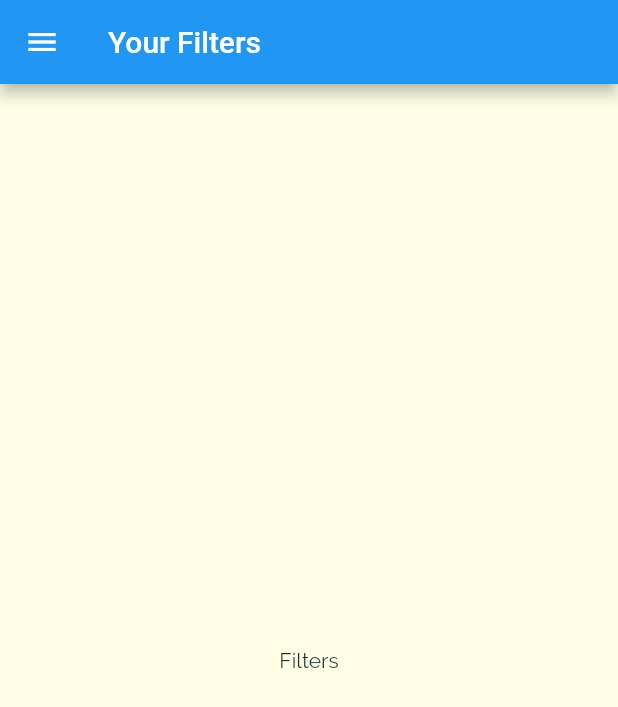
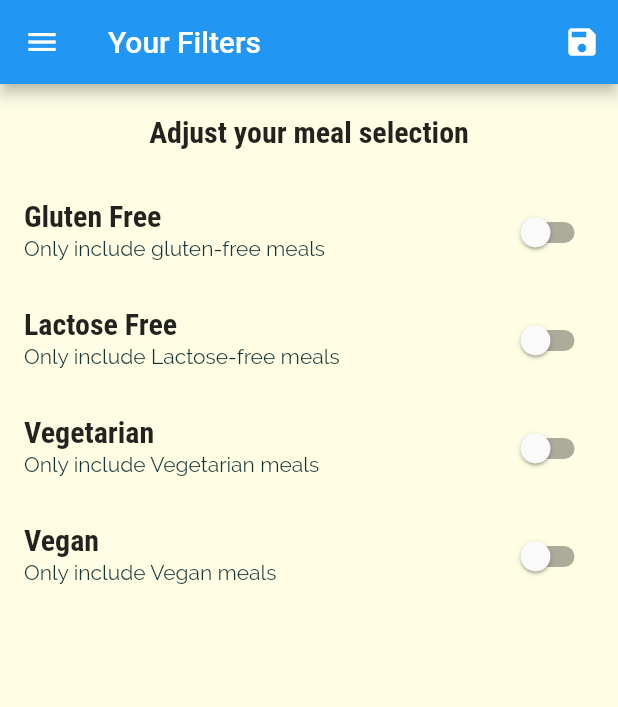
Before and after one commit to andremw96/simple-meals-app, a Flutter app: the FiltersScreen screen opened by its route, on a phone screen of 412 x 824 dp. Shown: the top 707 px of the screen. Run offline on Flutter 3.47's test engine with Material 2 defaults, Android fonts, the phone set to English and light mode, and no system bars.

Commit message:
add filter logic

```diff
--- a/lib/main.dart
+++ b/lib/main.dart
@@ -1,15 +1,53 @@
 import 'dart:ui';
 
 import 'package:flutter/material.dart';
+import 'package:meals_app/models/meal.dart';
 import 'package:meals_app/screens/filters_screen.dart';
 import 'package:meals_app/screens/meal_detail_scren.dart';
 import 'package:meals_app/screens/tabs_screen.dart';
 import 'screens/categories_screen.dart';
 import 'screens/category_meals_screen.dart';
 
-void main() => runApp(MyApp());
+void main() => runApp(const MyApp());
 
-class MyApp extends StatelessWidget {
+class MyApp extends StatefulWidget {
+  const MyApp({Key? key}) : super(key: key);
+
+  @override
+  State<MyApp> createState() => _MyAppState();
+}
+
+class _MyAppState extends State<MyApp> {
+  Map<String, bool> _filters = {
+    'gluten': false,
+    'lactose': false,
+    'vegan': false,
+    'vegetarian': false,
+  };
+  List<Meal> _availableMeals = DUMMY_MEALS;
+
+  void _setFilters(Map<String, bool> filterData) {
+    setState(() {
+      _filters = filterData;
+
+      _availableMeals = DUMMY_MEALS.where((element) {
+        if (_filters['gluten']! && !element.isGlutenFree) {
+          return false;
+        }
+        if (_filters['lactose']! && !element.isLactoseFree) {
+          return false;
+        }
+        if (_filters['vegan']! && !element.isVegan) {
+          return false;
+        }
+        if (_filters['vegetarian']! && !element.isVegetarian) {
+          return false;
+        }
+        return true;
+      }).toList();
+    });
+  }
+
   @override
   Widget build(BuildContext context) {
     return MaterialApp(
@@ -51,9 +89,13 @@ class MyApp extends StatelessWidget {
       home: const TabScreen(),
       initialRoute: "/",
       routes: {
-        CategoryMealsScreen.routeName: (context) => const CategoryMealsScreen(),
+        CategoryMealsScreen.routeName: (context) =>
+            CategoryMealsScreen(availableMeals: _availableMeals),
         MealDetailScreen.routeName: (context) => const MealDetailScreen(),
-        FiltersScreen.routename: (context) => const FiltersScreen(),
+        FiltersScreen.routename: (context) => FiltersScreen(
+              filters: _filters,
+              saveFilters: _setFilters,
+            ),
       },
       onUnknownRoute: (settings) {
         return MaterialPageRoute(
--- a/lib/screens/category_meals_screen.dart
+++ b/lib/screens/category_meals_screen.dart
@@ -6,7 +6,10 @@ class CategoryMealsScreen extends StatefulWidget {
   static const routeName = '/category-meals';
   const CategoryMealsScreen({
     Key? key,
+    required this.availableMeals,
   }) : super(key: key);
+
+  final List<Meal> availableMeals;
 
   @override
   State<CategoryMealsScreen> createState() => _CategoryMealsScreenState();
@@ -28,9 +31,7 @@ class _CategoryMealsScreenState extends State<CategoryMealsScreen> {
           ModalRoute.of(context)?.settings.arguments as Map<String, String>;
       final categoryId = routeArgs['id'];
       categoryTitle = routeArgs['title'];
-      categoryMeals = DUMMY_MEALS.where((meal) {
-        return meal.categories.contains(categoryId);
-      }).toList();
+      categoryMeals = widget.availableMeals;
       _loadedInitData = true;
     }
     super.didChangeDependencies();
--- a/lib/screens/filters_screen.dart
+++ b/lib/screens/filters_screen.dart
@@ -3,10 +3,50 @@ import 'package:flutter/src/foundation/key.dart';
 import 'package:flutter/src/widgets/framework.dart';
 import 'package:meals_app/widgets/main_drawer.dart';
 
-class FiltersScreen extends StatelessWidget {
+class FiltersScreen extends StatefulWidget {
   static const routename = "/filters";
 
-  const FiltersScreen({Key? key}) : super(key: key);
+  const FiltersScreen({
+    Key? key,
+    required this.saveFilters,
+    required this.filters,
+  }) : super(key: key);
+
+  final Function saveFilters;
+  final Map<String, bool> filters;
+
+  @override
+  State<FiltersScreen> createState() => _FiltersScreenState();
+}
+
+class _FiltersScreenState extends State<FiltersScreen> {
+  var _glutenFree = false;
+  var _vegetarian = false;
+  var _vegan = false;
+  var _lacotesFree = false;
+
+  @override
+  void initState() {
+    _glutenFree = widget.filters['gluten']!;
+    _lacotesFree = widget.filters['lactose']!;
+    _vegetarian = widget.filters['vegetarian']!;
+    _vegan = widget.filters['vegan']!;
+    super.initState();
+  }
+
+  Widget _buildSwitchListTile(
+    String title,
+    String subtitle,
+    bool currentValue,
+    Function updateValue,
+  ) {
+    return SwitchListTile(
+      title: Text(title),
+      subtitle: Text(subtitle),
+      value: currentValue,
+      onChanged: (newValue) => updateValue(newValue),
+    );
+  }
 
   @override
   Widget build(BuildContext context) {
@@ -16,9 +56,79 @@ class FiltersScreen extends StatelessWidget {
         title: const Text(
           "Your Filters",
         ),
+        actions: [
+          IconButton(
+            onPressed: () {
+              final selectedFilters = {
+                'gluten': _glutenFree,
+                'lactose': _lacotesFree,
+                'vegan': _vegan,
+                'vegetarian': _vegetarian,
+              };
+              widget.saveFilters(selectedFilters);
+            },
+            icon: const Icon(
+              Icons.save,
+            ),
+          )
+        ],
       ),
-      body: const Center(
-        child: Text("Filters"),
+      body: Column(
+        children: [
+          Container(
+            padding: const EdgeInsets.all(20),
+            child: Text(
+              "Adjust your meal selection",
+              style: Theme.of(context).textTheme.titleMedium,
+            ),
+          ),
+          Expanded(
+            child: ListView(
+              children: [
+                _buildSwitchListTile(
+                  "Gluten Free",
+                  "Only include gluten-free meals",
+                  _glutenFree,
+                  (newValue) {
+                    setState(() {
+                      _glutenFree = newValue;
+                    });
+                  },
+                ),
+                _buildSwitchListTile(
+                  "Lactose Free",
+                  "Only include Lactose-free meals",
+                  _lacotesFree,
+                  (newValue) {
+                    setState(() {
+                      _lacotesFree = newValue;
+                    });
+                  },
+                ),
+                _buildSwitchListTile(
+                  "Vegetarian",
+                  "Only include Vegetarian meals",
+                  _vegetarian,
+                  (newValue) {
+                    setState(() {
+                      _vegetarian = newValue;
+                    });
+                  },
+                ),
+                _buildSwitchListTile(
+                  "Vegan",
+                  "Only include Vegan meals",
+                  _vegan,
+                  (newValue) {
+                    setState(() {
+                      _vegan = newValue;
+                    });
+                  },
+                ),
+              ],
+            ),
+          )
+        ],
       ),
     );
   }
```
